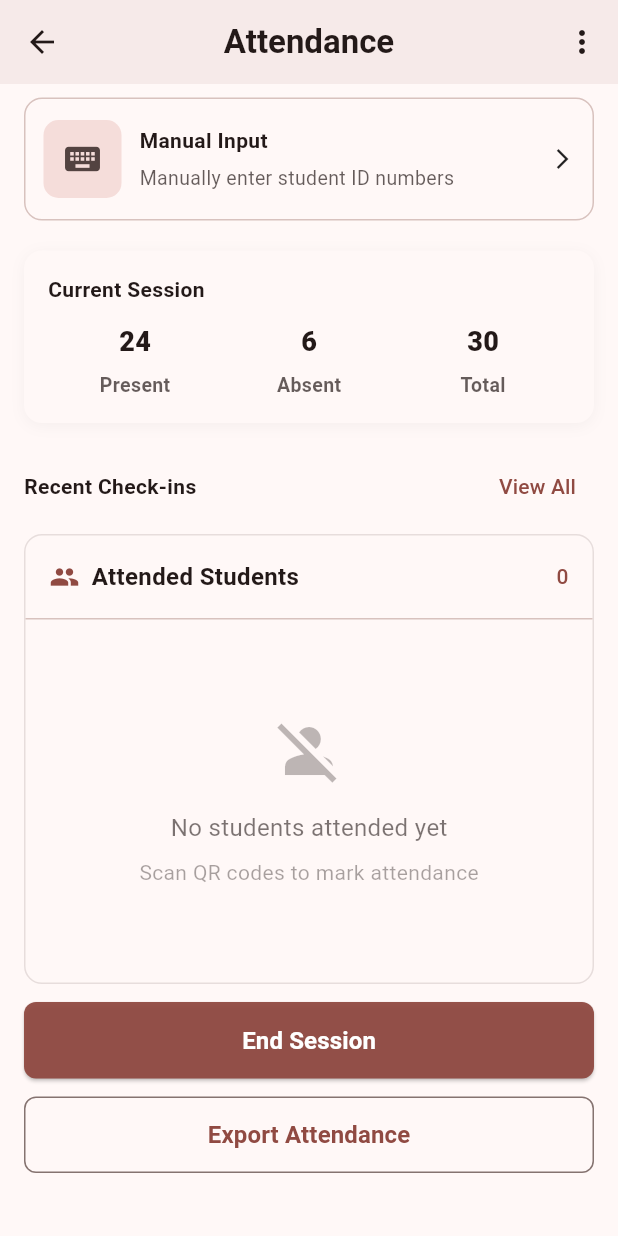
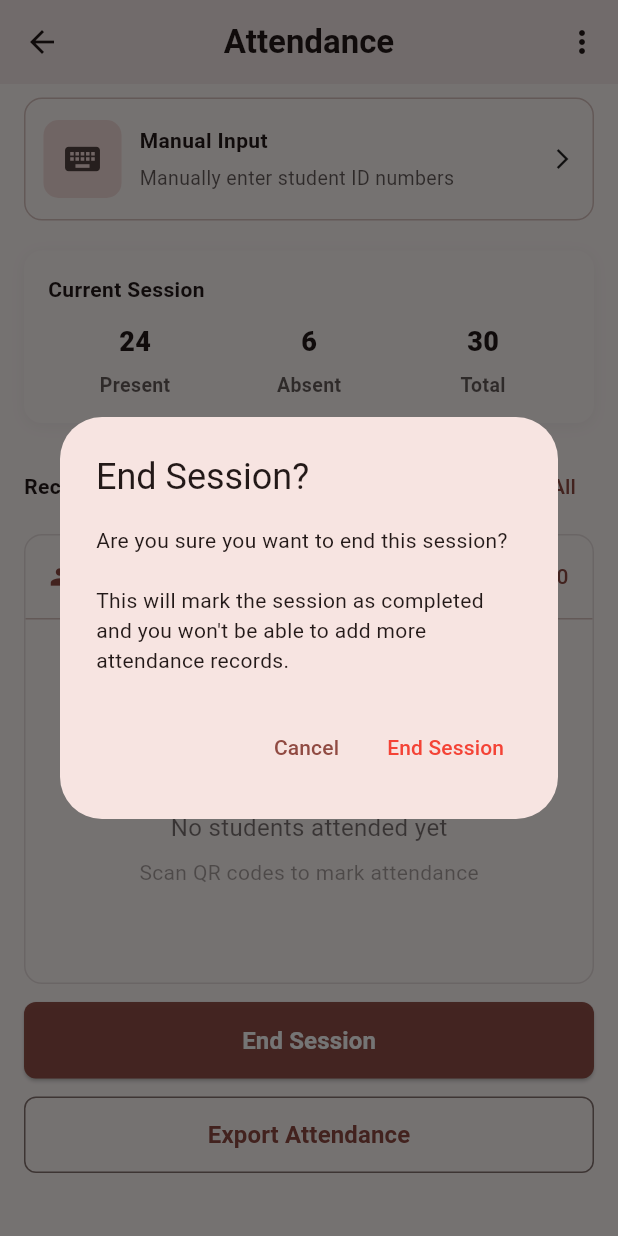
Before and after one commit to RaveZam/MyAttendance, a Flutter app: the AttendancePage screen opened directly with empty values, scrolled down 280 dp, after a tap on "End Session", on a phone screen of 412 x 824 dp. Run offline on Flutter 3.47's test engine with Material 3 defaults, Android fonts, the phone set to English and light mode, and no system bars; our stand-ins replace connectivity_plus, drift, drift_flutter, flutter_blue_plus, flutter_form_builder, form_builder_validators and 3 more; missing offline and left inert: flutter_ble_peripheral, mobile_scanner; accounts and stored records are empty; generated files the repository leaves out were written again.

Commit message:
Attendance ongoing Status now updates per navigation of pages.

```diff
--- a/lib/features/Teacher/features/attendance/pages/attendance_page.dart
+++ b/lib/features/Teacher/features/attendance/pages/attendance_page.dart
@@ -30,6 +30,7 @@ class _AttendancePageState extends State<AttendancePage> {
       GlobalKey<TeacherQrReaderState>();
 
   List<AttendanceData> _attendance = [];
+  bool _isResumingSession = false;
 
   @override
   void initState() {
@@ -38,7 +39,17 @@ class _AttendancePageState extends State<AttendancePage> {
     getSessionDetails();
     _loadStudents();
     _loadAttendance();
-    // AppDatabase.instance.clearAttendanceSession();
+    _checkIfResumingSession();
+  }
+
+  void _checkIfResumingSession() async {
+    // Check if there are existing attendance records for this session
+    final existingAttendance = await AppDatabase.instance
+        .getAttendanceBySessionID(int.parse(widget.sessionID));
+
+    setState(() {
+      _isResumingSession = existingAttendance.isNotEmpty;
+    });
   }
 
   void _loadAttendance() async {
@@ -124,6 +135,55 @@ class _AttendancePageState extends State<AttendancePage> {
       _selectedMethod = '';
       _selectedStudent = null;
     });
+  }
+
+  void finishSession() async {
+    final confirmed = await showDialog<bool>(
+      context: context,
+      builder: (ctx) => AlertDialog(
+        title: const Text('End Session?'),
+        content: Text(
+          'Are you sure you want to end this session?\n\n'
+          'This will mark the session as completed and you won\'t be able to add more attendance records.',
+        ),
+        actions: [
+          TextButton(
+            onPressed: () => Navigator.pop(ctx, false),
+            child: const Text('Cancel'),
+          ),
+          TextButton(
+            onPressed: () => Navigator.pop(ctx, true),
+            style: TextButton.styleFrom(foregroundColor: Colors.red),
+            child: const Text('End Session'),
+          ),
+        ],
+      ),
+    );
+
+    if (confirmed == true) {
+      try {
+        await AppDatabase.instance.finishSession(int.parse(widget.sessionID));
+
+        if (context.mounted) {
+          ScaffoldMessenger.of(context).showSnackBar(
+            const SnackBar(
+              content: Text('Session ended successfully'),
+              backgroundColor: Colors.green,
+            ),
+          );
+          Navigator.pop(context, 'session_ended');
+        }
+      } catch (e) {
+        if (context.mounted) {
+          ScaffoldMessenger.of(context).showSnackBar(
+            SnackBar(
+              content: Text('Failed to end session: $e'),
+              backgroundColor: Colors.red,
+            ),
+          );
+        }
+      }
+    }
   }
 
   // List<AttendanceData> _attendanceList = [];
@@ -236,6 +296,27 @@ class _AttendancePageState extends State<AttendancePage> {
                         fontSize: 13,
                       ),
                     ),
+                    if (_isResumingSession) ...[
+                      const SizedBox(height: 4),
+                      Container(
+                        padding: const EdgeInsets.symmetric(
+                          horizontal: 8,
+                          vertical: 2,
+                        ),
+                        decoration: BoxDecoration(
+                          color: Colors.orange.withValues(alpha: 0.1),
+                          borderRadius: BorderRadius.circular(12),
+                        ),
+                        child: Text(
+                          'RESUMED SESSION',
+                          style: TextStyle(
+                            fontSize: 10,
+                            fontWeight: FontWeight.w600,
+                            color: Colors.orange.shade700,
+                          ),
+                        ),
+                      ),
+                    ],
                   ],
                 ),
               ),
@@ -537,7 +618,9 @@ class _AttendancePageState extends State<AttendancePage> {
                         borderRadius: BorderRadius.circular(8),
                       ),
                     ),
-                    onPressed: () {},
+                    onPressed: () {
+                      finishSession();
+                    },
                     child: Text(
                       'End Session',
                       style: TextStyle(
```
Also changed, not shown: lib/core/database/app_database.dart (+14 -0 lines), lib/features/Teacher/features/class_details/pages/class_details_page.dart (+97 -14 lines), 1 other file.
